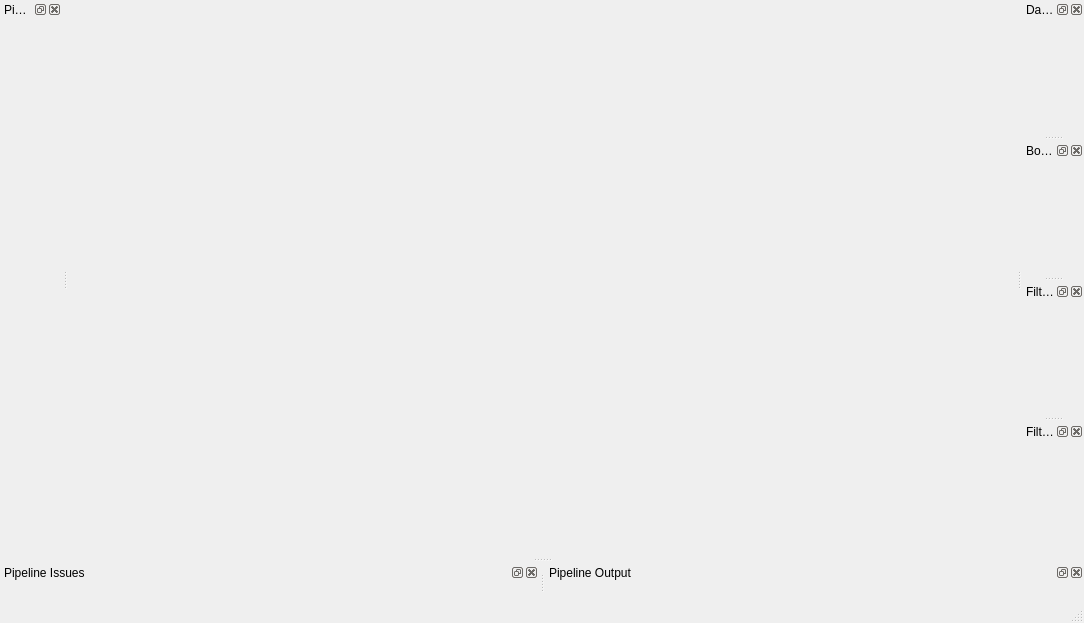
First picture: the form in Source/SIMPLView/UI_Files/SIMPLView_UI.ui, repository BlueQuartzSoftware/SIMPLView, before the edit.
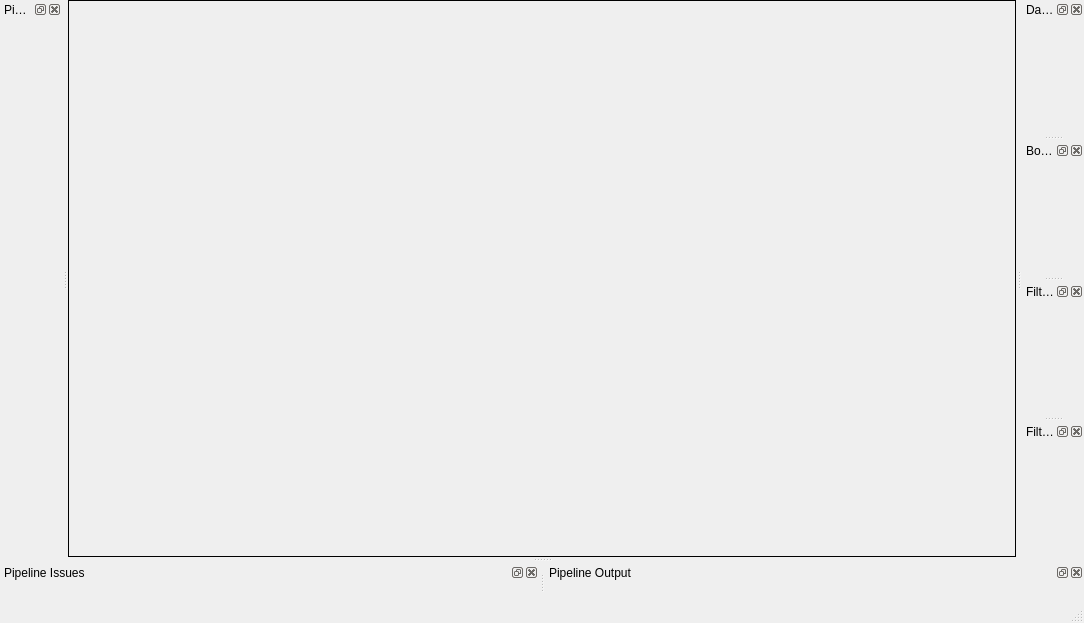
Second picture: the form after the edit. Custom widgets are drawn as their Qt base class.

The edit to the form file:
```diff
--- a/Source/SIMPLView/UI_Files/SIMPLView_UI.ui
+++ b/Source/SIMPLView/UI_Files/SIMPLView_UI.ui
@@ -54,13 +54,10 @@
     <item row="0" column="0">
      <widget class="QFrame" name="fiwFrame">
       <property name="styleSheet">
-       <string notr="true">PipelineViewWidget
-{
-background-color: qlineargradient(spread:pad, x1:0, y1:0, x2:0, y2:1, stop:0 rgba(233, 236, 241, 255), stop:1.0 rgba(211, 216, 224, 255));
-}</string>
+       <string notr="true"/>
       </property>
       <property name="frameShape">
-       <enum>QFrame::NoFrame</enum>
+       <enum>QFrame::Box</enum>
       </property>
       <property name="frameShadow">
        <enum>QFrame::Plain</enum>
```
